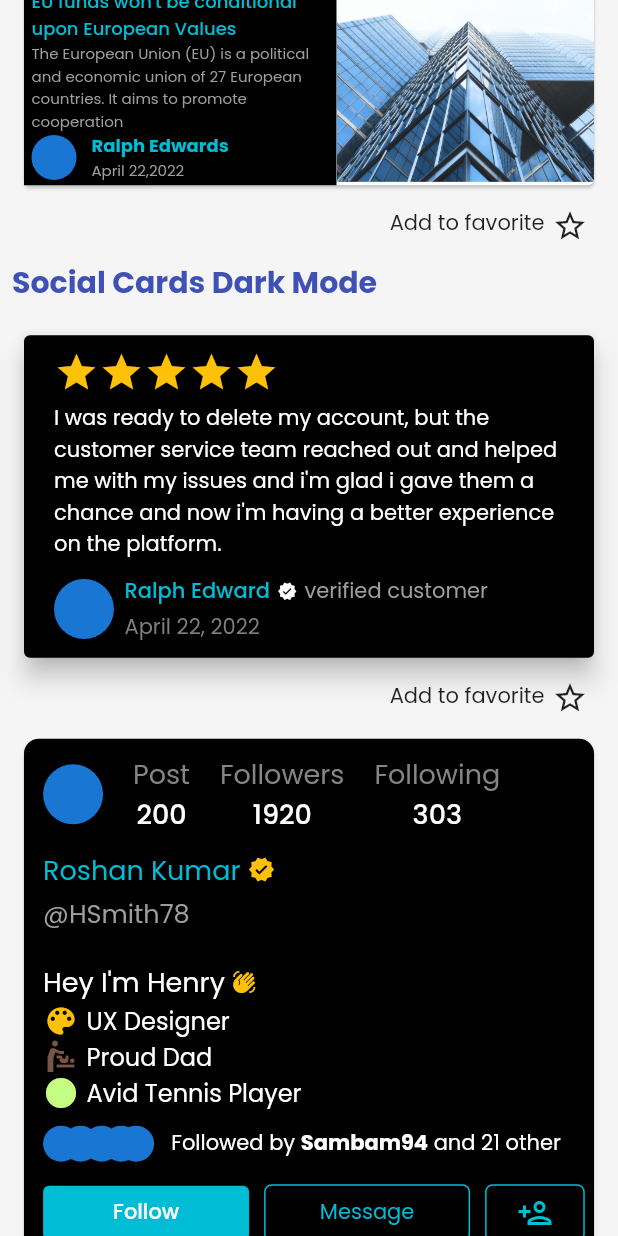
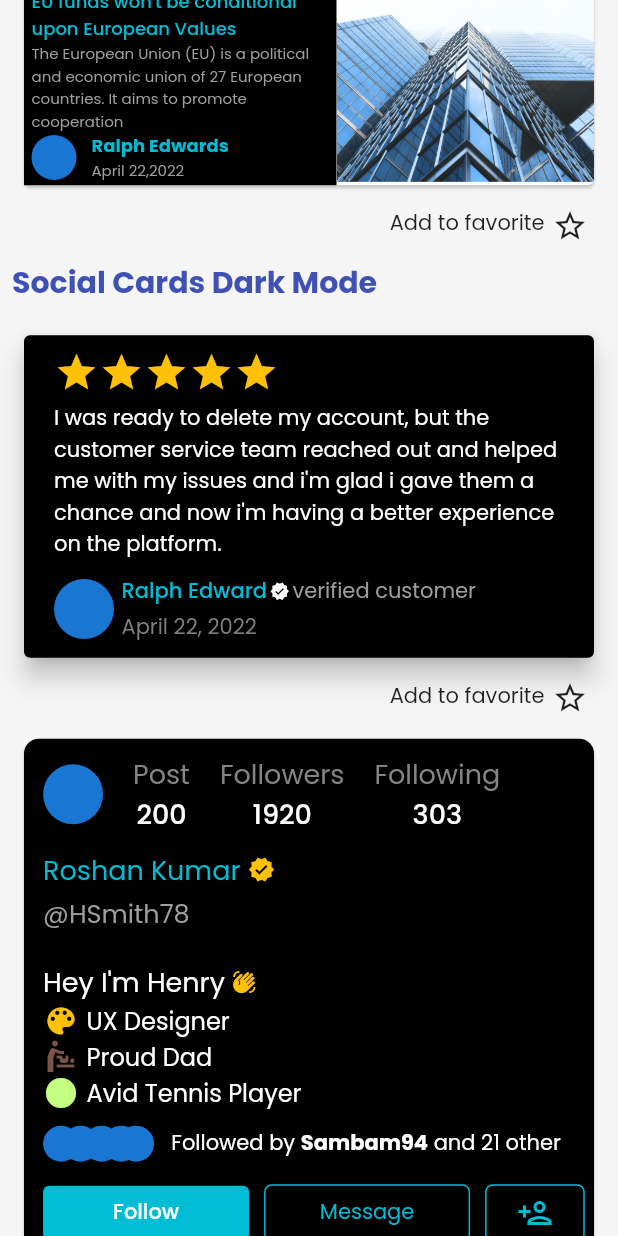
Before and after one commit to Clueless-Community/Spectrum-UI, a Flutter app: the CardScreen screen opened directly, scrolled down 2304 dp, on a phone screen of 412 x 824 dp. Run offline on Flutter 3.47's test engine with Material 2 defaults, Android fonts, the phone set to English and light mode, and no system bars; our stand-ins replace fluentui_icons, google_fonts, syncfusion_flutter_sliders; missing offline and left inert: clipboard, syncfusion_flutter_core; network calls fail.

Commit message:
Update card_7.dart

```diff
--- a/lib/ui_components/cards/All Cards/social_card_dark_mode/card_7.dart
+++ b/lib/ui_components/cards/All Cards/social_card_dark_mode/card_7.dart
@@ -15,8 +15,8 @@ class SeventhCard extends StatelessWidget {
             child: Column(
               crossAxisAlignment: CrossAxisAlignment.start,
               children: [
-                const Row(
-                  children: [
+                 Row(
+                  children: const [
                     Icon(
                       Icons.star,
                       color: Colors.amber,
@@ -60,16 +60,16 @@ class SeventhCard extends StatelessWidget {
                 const SizedBox(
                   height: 10,
                 ),
-                const Row(
+                 Row(
                   children: [
-                    CircleAvatar(),
-                    SizedBox(
-                      width: 7,
+                    const CircleAvatar(),
+                    const SizedBox(
+                      width: 5,
                     ),
                     Column(
                       crossAxisAlignment: CrossAxisAlignment.start,
                       children: [
-                        Row(children:[
+                        Row(children:const [
                           Text(
                           "Ralph Edward",
                           style: TextStyle(
@@ -77,17 +77,17 @@ class SeventhCard extends StatelessWidget {
                             color: Colors.cyan,
                           ),
                         ),
-                        SizedBox(width: 5,),
+                        SizedBox(width: 2,),
                         Icon(Icons.verified, color: Colors.white,size: 13,),
-                         SizedBox(width: 5,),
+                         SizedBox(width: 2,),
                         Text("verified customer", style: TextStyle(color: Colors.grey),)
 
                         ],),
 
-                        SizedBox(
+                        const SizedBox(
                           height: 3,
                         ),
-                        Text(
+                        const Text(
                           "April 22, 2022",
                           style: TextStyle(
                               fontWeight: FontWeight.normal,
```
